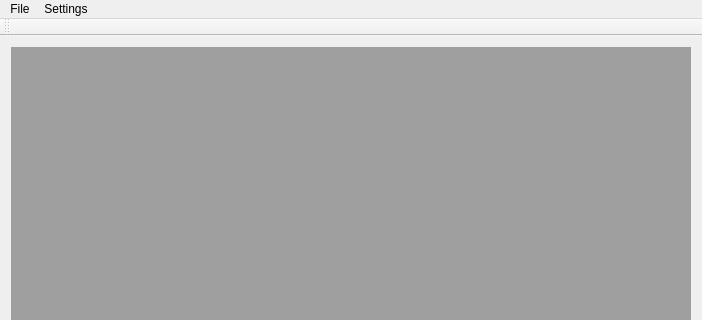
This is QSimAVR/mainwindow.ui in schuay/qsimavr as Qt 5 draws it before an edit; both pictures show x 0 to 702 and y 0 to 320 of the 702 by 619 pixel window. The edited form follows.
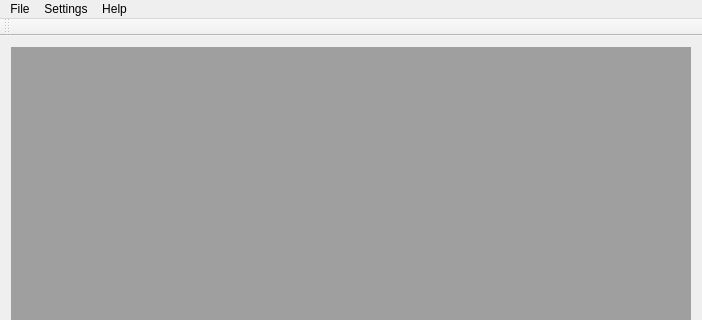
This is the edited form.

Commit message: Add About dialog

Patch:
```diff
--- a/QSimAVR/mainwindow.ui
+++ b/QSimAVR/mainwindow.ui
@@ -54,8 +54,15 @@
     <addaction name="actionConfigure_QSimAVR"/>
     <addaction name="actionConfigure_Plugins"/>
    </widget>
+   <widget class="QMenu" name="menuHelp">
+    <property name="title">
+     <string>Help</string>
+    </property>
+    <addaction name="actionAbout"/>
+   </widget>
    <addaction name="menuFile"/>
    <addaction name="menuSettings"/>
+   <addaction name="menuHelp"/>
   </widget>
   <widget class="QStatusBar" name="statusBar"/>
   <widget class="QToolBar" name="toolBar">
```
Left out of the diff: 5 changed lines with no effect on the pictures. The commit also changes 5 other files.
